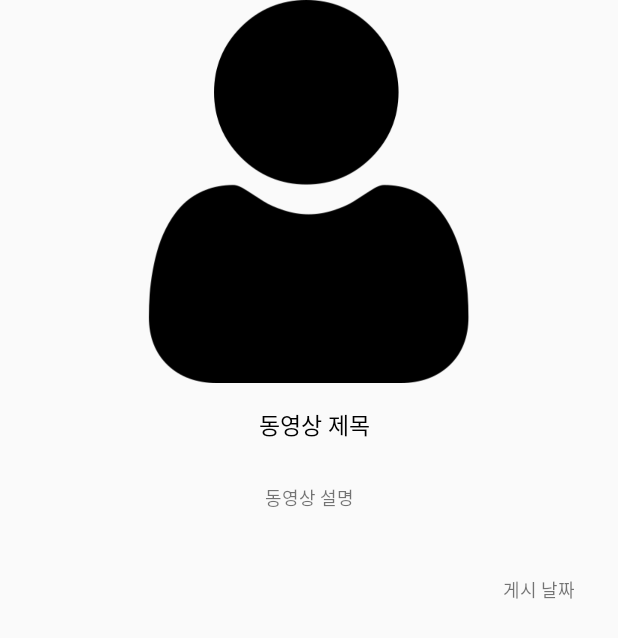
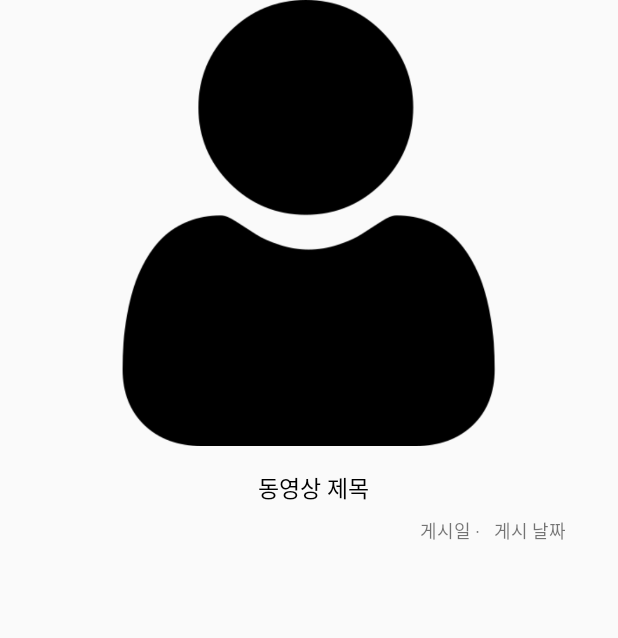
Before and after one commit to JongDO-android/YT_Finder, an Android app: the layout item.xml on its own in the app's theme, with its tools: preview values and no code run, on a phone screen of 412 x 824 dp. Shown: the top 638 px of the screen. Run offline under Robolectric (Android 15) with nearby library versions, the phone set to English and light mode, and no system bars.

```diff
--- a/app/src/main/java/org/techtown/mp_project/Activity/MainActivity.java
+++ b/app/src/main/java/org/techtown/mp_project/Activity/MainActivity.java
@@ -7,7 +7,7 @@ import android.os.Bundle;
 
 
 import org.techtown.mp_project.Adapter.ViewPagerAdapter;
-import org.techtown.mp_project.Fragment.List_Page;
+import org.techtown.mp_project.Fragment.ChannelList_Page;
 import org.techtown.mp_project.R;
 
 
@@ -22,7 +22,7 @@ public class MainActivity extends AppCompatActivity {
 
         ViewPager viewPager = findViewById(R.id.viewPager);
 
-        viewPagerAdapter.addItem(new List_Page(), R.drawable.search);
+        viewPagerAdapter.addItem(new ChannelList_Page(), R.drawable.search);
         viewPager.setAdapter(viewPagerAdapter);
 
 
--- a/app/src/main/java/org/techtown/mp_project/Adapter/RecyclerAdapter.java
+++ b/app/src/main/java/org/techtown/mp_project/Adapter/RecyclerAdapter.java
@@ -52,14 +52,12 @@ public class RecyclerAdapter extends RecyclerView.Adapter<RecyclerAdapter.VideoD
 
         TextView title = holder.title;
         TextView publishedAt = holder.publishedAt;
-        TextView description = holder.description;
         ImageView thumbnail = holder.thumbnail;
 
         VideoDetails videoDetails = videoDetailsList.get(position);
 
         title.setText(videoDetails.getTitle());
-        publishedAt.setText(videoDetails.getPublishedAt());
-        description.setText(videoDetails.getDescription());
+        publishedAt.setText(setUpDateTime(videoDetails.getPublishedAt()));
 
         Glide.with(context).load(videoDetails.getThumbnail()).into(thumbnail);
     }
@@ -92,7 +90,6 @@ public class RecyclerAdapter extends RecyclerView.Adapter<RecyclerAdapter.VideoD
             super(itemView);
 
             title = itemView.findViewById(R.id.title);
-            description = itemView.findViewById(R.id.description);
             publishedAt = itemView.findViewById(R.id.publishedAt);
             thumbnail = itemView.findViewById(R.id.profile);
 
--- a/app/src/main/res/layout/channel_item.xml
+++ b/app/src/main/res/layout/channel_item.xml
@@ -1,7 +1,6 @@
 <?xml version="1.0" encoding="utf-8"?>
 <LinearLayout xmlns:android="http://schemas.android.com/apk/res/android"
     xmlns:app="http://schemas.android.com/apk/res-auto"
-    xmlns:tools="http://schemas.android.com/tools"
     android:orientation="vertical" android:layout_width="match_parent"
     android:layout_height="wrap_content"
     android:layerType="software"
@@ -29,7 +28,6 @@
             android:layout_height="wrap_content"
             android:layout_marginTop="16dp"
             android:fontFamily="@font/rk"
-            android:gravity="left"
             android:text="@string/channelName"
             android:textColor="@color/colorBlack"
             android:textSize="15sp"
@@ -61,7 +59,7 @@
             android:textColor="@color/colorGray"
             android:textSize="12sp"
             app:layout_constraintEnd_toEndOf="parent"
-            app:layout_constraintHorizontal_bias="0.194"
+            app:layout_constraintHorizontal_bias="0.069"
             app:layout_constraintStart_toEndOf="@+id/textView"
             app:layout_constraintTop_toBottomOf="@+id/channel_title" />
 
@@ -88,7 +86,7 @@
             android:textColor="@color/colorGray"
             android:textSize="12sp"
             app:layout_constraintEnd_toEndOf="parent"
-            app:layout_constraintHorizontal_bias="0.194"
+            app:layout_constraintHorizontal_bias="0.069"
             app:layout_constraintStart_toEndOf="@+id/textView2"
             app:layout_constraintTop_toBottomOf="@+id/channel_subscribers" />
 
--- a/app/src/main/res/layout/grid_items.xml
+++ b/app/src/main/res/layout/grid_items.xml
@@ -1,9 +1,9 @@
 <?xml version="1.0" encoding="utf-8"?>
 <androidx.constraintlayout.widget.ConstraintLayout xmlns:android="http://schemas.android.com/apk/res/android"
     xmlns:app="http://schemas.android.com/apk/res-auto"
-    xmlns:tools="http://schemas.android.com/tools"
-    android:layout_width="match_parent"
-    android:layout_height="match_parent"
+    android:layout_width="wrap_content"
+    android:layout_height="wrap_content"
+    android:padding="5dp"
     android:orientation="vertical">
 
     <ImageView
--- a/app/src/main/res/layout/item.xml
+++ b/app/src/main/res/layout/item.xml
@@ -1,21 +1,19 @@
 <?xml version="1.0" encoding="utf-8"?>
 <LinearLayout xmlns:android="http://schemas.android.com/apk/res/android"
     xmlns:app="http://schemas.android.com/apk/res-auto"
-    xmlns:tools="http://schemas.android.com/tools"
     android:orientation="vertical"
     android:layout_width="match_parent"
-    android:layout_height="match_parent">
+    android:layout_height="wrap_content">
 
     <androidx.constraintlayout.widget.ConstraintLayout
         android:layout_width="match_parent"
-        android:layout_height="436dp">
+        android:layout_height="wrap_content">
 
         <ImageView
             android:id="@+id/profile"
             android:layout_width="match_parent"
-            android:layout_height="255dp"
+            android:layout_height="297dp"
             android:contentDescription="@string/title"
-            android:onClick="playVideo"
             app:layout_constraintEnd_toEndOf="parent"
             app:layout_constraintHorizontal_bias="0.0"
             app:layout_constraintStart_toStartOf="parent"
@@ -29,6 +27,8 @@
             android:layout_marginTop="16dp"
             android:fontFamily="@font/kukde_b"
             android:gravity="center"
+            android:paddingLeft="10dp"
+            android:paddingRight="10dp"
             android:text="@string/title"
             android:textColor="@color/colorBlack"
             android:textSize="15sp"
@@ -37,18 +37,20 @@
             app:layout_constraintStart_toStartOf="parent"
             app:layout_constraintTop_toBottomOf="@+id/profile" />
 
+
         <TextView
-            android:id="@+id/description"
+            android:id="@+id/textView4"
             android:layout_width="wrap_content"
-            android:layout_height="wrap_content"
-            android:layout_marginTop="28dp"
+            android:layout_height="17dp"
+            android:layout_marginStart="280dp"
+            android:layout_marginTop="8dp"
             android:fontFamily="@font/kukde_l"
-            android:gravity="center"
-            android:text="@string/description"
+            android:text="@string/publish"
             android:textSize="12sp"
-            app:layout_constraintEnd_toEndOf="parent"
+            app:layout_constraintBottom_toBottomOf="parent"
             app:layout_constraintStart_toStartOf="parent"
-            app:layout_constraintTop_toBottomOf="@+id/title" />
+            app:layout_constraintTop_toBottomOf="@+id/title"
+            app:layout_constraintVertical_bias="0.0" />
 
         <TextView
             android:id="@+id/publishedAt"
@@ -60,9 +62,10 @@
             android:textSize="12sp"
             app:layout_constraintBottom_toBottomOf="parent"
             app:layout_constraintEnd_toEndOf="parent"
-            app:layout_constraintHorizontal_bias="0.922"
-            app:layout_constraintStart_toStartOf="parent"
-            app:layout_constraintTop_toBottomOf="@+id/description" />
+            app:layout_constraintHorizontal_bias="0.216"
+            app:layout_constraintStart_toEndOf="@+id/textView4"
+            app:layout_constraintTop_toBottomOf="@+id/title"
+            app:layout_constraintVertical_bias="0.0" />
 
 
     </androidx.constraintlayout.widget.ConstraintLayout>
--- a/app/src/main/res/values/strings.xml
+++ b/app/src/main/res/values/strings.xml
@@ -7,14 +7,16 @@
     <string name="search">검색</string>
 
     <string name="channelName">채널명</string>
-    <string name="subscribers">구독자 수</string>
-    <string name="contentNumber">동영상 수</string>
+    <string name="subscribers">구독자 수 ·</string>
+    <string name="contentNumber">동영상 수 ·</string>
     <string name="channelInfo">채널 정보</string>
     <string name="publishedAt">게시 날짜</string>
     <string name="title">동영상 제목</string>
     <string name="description">동영상 설명</string>
     <string name="ten_thousand">만 명</string>
 
+    <string name="publish">게시일 ·</string>
+
     <string name="playlist">Play List</string>
 
     <!-- TODO: Remove or change this placeholder text -->
```
Also changed, not shown: app/src/main/java/org/techtown/mp_project/Adapter/CH_RecyclerAdapter.java (+0 -8 lines), app/src/main/java/org/techtown/mp_project/Adapter/GridAdapter.java (+4 -3 lines), app/src/main/java/org/techtown/mp_project/Fragment/ChannelList_Page.java (renamed from app/src/main/java/org/techtown/mp_project/Fragment/List_Page.java, +20 -12 lines), app/src/main/java/org/techtown/mp_project/Fragment/ChannelPlaylist_page.java (+3 -5 lines).
